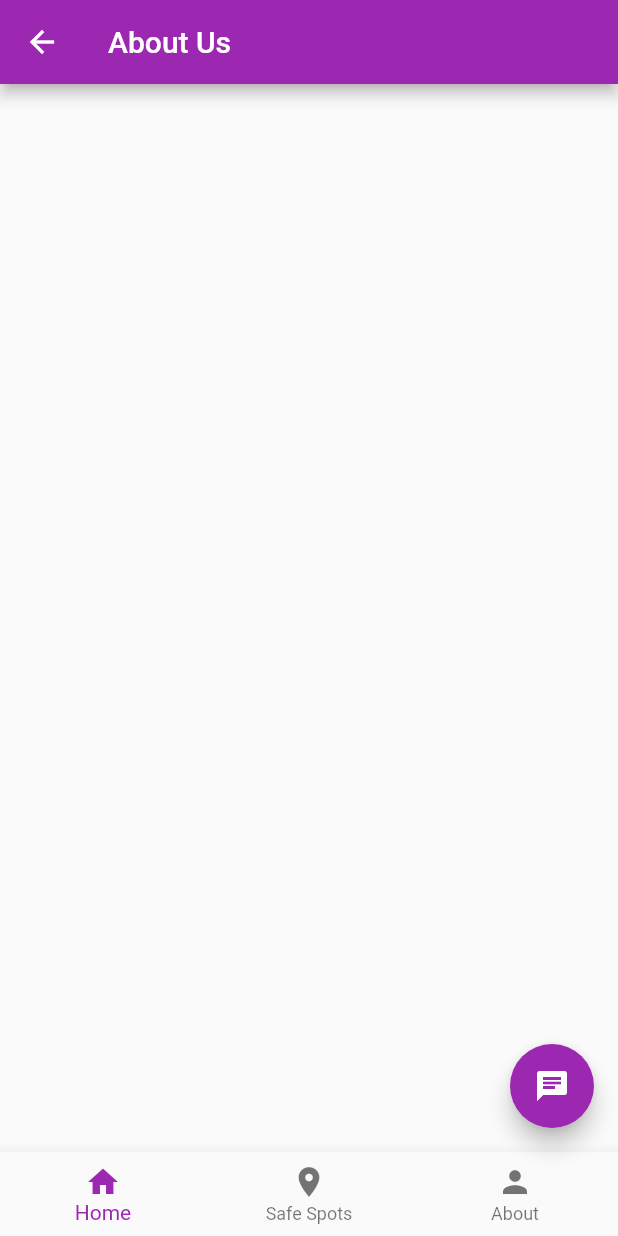
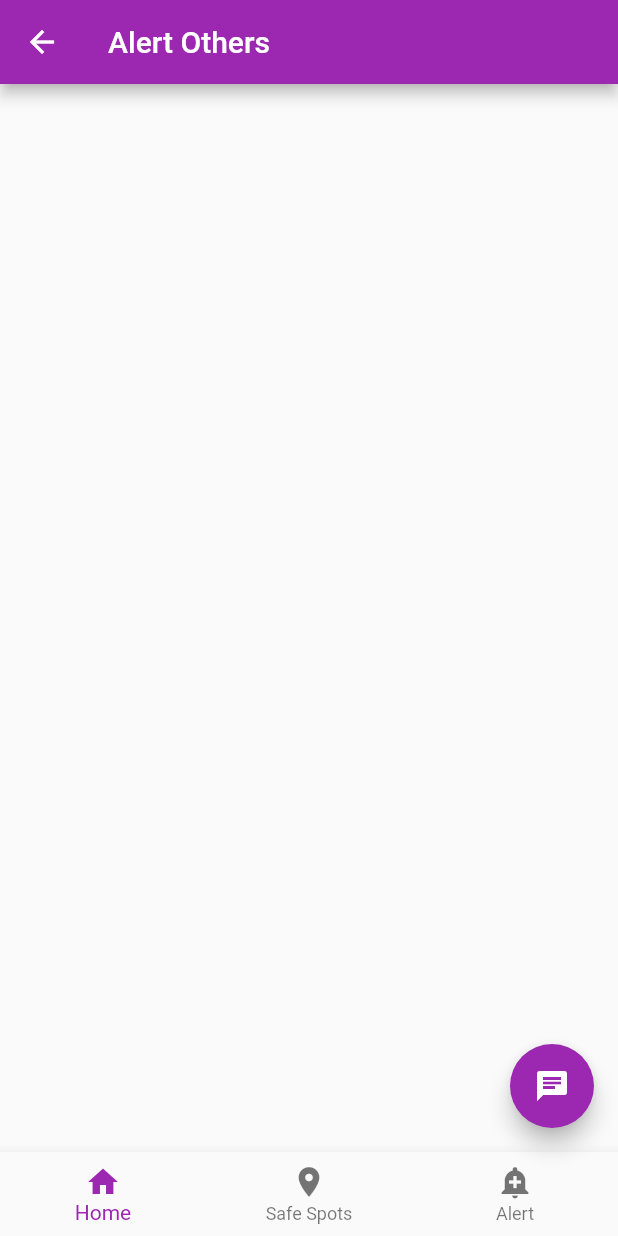
Before and after one commit to safeherven/safeherven_app, a Flutter app: the AboutScreen screen opened by its route, item 3 of the bottom bar chosen, after a tap on the "chat" icon, on a phone screen of 412 x 824 dp. Run offline on Flutter 3.47's test engine with Material 2 defaults, Android fonts, the light colour scheme and no system bars; our stand-ins replace google_maps_flutter; missing offline and left inert: flutter_config.

Commit message:
Added alerts screen with routes

```diff
--- a/lib/main.dart
+++ b/lib/main.dart
@@ -3,6 +3,7 @@ import 'package:safeherven_app/screens/map.dart';
 import 'package:safeherven_app/screens/about.dart';
 import 'package:safeherven_app/screens/chat.dart';
 import 'package:safeherven_app/screens/home.dart';
+import 'package:safeherven_app/screens/alert.dart';
 
 void main() {
   runApp(const SafeHervenApp());
@@ -21,6 +22,7 @@ class SafeHervenApp extends StatelessWidget {
         '/about': (context) => const AboutScreen(),
         '/chat': (context) => const ChatScreen(),
         '/map': (context) => const SafeSpotsScreen(),
+        '/alert': (context) => const AlertScreen(),
       },
     );
   }
--- /dev/null
+++ b/lib/screens/alert.dart
@@ -0,0 +1,19 @@
+import 'package:flutter/material.dart';
+import 'package:safeherven_app/shared/bottom.dart';
+
+class AlertScreen extends StatelessWidget {
+  const AlertScreen({Key? key}) : super(key: key);
+
+  @override
+  Widget build(BuildContext context) {
+    return Scaffold(
+      appBar: AppBar(title: const Text('Alert Others'),),
+      bottomNavigationBar: const MenuBottom(),
+      body: const Center(
+      ),
+      floatingActionButton:
+      FloatingActionButton(child: const Icon(Icons.chat), onPressed: () {}),
+      floatingActionButtonLocation: FloatingActionButtonLocation.endFloat,
+    );
+  }
+}
--- a/lib/shared/bottom.dart
+++ b/lib/shared/bottom.dart
@@ -1,7 +1,7 @@
 import 'package:flutter/material.dart';
 import 'package:safeherven_app/screens/map.dart';
 import 'package:safeherven_app/screens/about.dart';
-import 'package:safeherven_app/screens/chat.dart';
+import 'package:safeherven_app/screens/alert.dart';
 import 'package:safeherven_app/screens/home.dart';
 
 
@@ -30,7 +30,7 @@ class MenuBottom extends StatelessWidget {
           case 2:
             Navigator.push(
               context,
-              MaterialPageRoute(builder: (context) => const AboutScreen()),
+              MaterialPageRoute(builder: (context) => const AlertScreen()),
             );
             break;
         }
@@ -45,8 +45,8 @@ class MenuBottom extends StatelessWidget {
             label: 'Safe Spots',
           ),
           BottomNavigationBarItem(
-            icon: Icon(Icons.person),
-            label: 'About',
+            icon: Icon(Icons.add_alert),
+            label: 'Alert',
           ),
         ],
         selectedItemColor: Colors.purple[500],
--- a/lib/shared/drawer.dart
+++ b/lib/shared/drawer.dart
@@ -3,6 +3,7 @@ import 'package:safeherven_app/screens/map.dart';
 import 'package:safeherven_app/screens/about.dart';
 import 'package:safeherven_app/screens/chat.dart';
 import 'package:safeherven_app/screens/home.dart';
+import 'package:safeherven_app/screens/alert.dart';
 
 
 class MenuDrawer extends StatelessWidget {
@@ -23,6 +24,7 @@ class MenuDrawer extends StatelessWidget {
       'Safe Spots',
       'Chat',
       'About',
+      'Alert Others',
     ];
     List<Widget> menuItems = [];
     menuItems.add(const DrawerHeader(
@@ -51,6 +53,9 @@ class MenuDrawer extends StatelessWidget {
             case 'About':
               screen = const AboutScreen();
               break;
+            case 'Alert Others':
+              screen = const AlertScreen();
+              break;
 
           }
           Navigator.of(context).pop();
```
